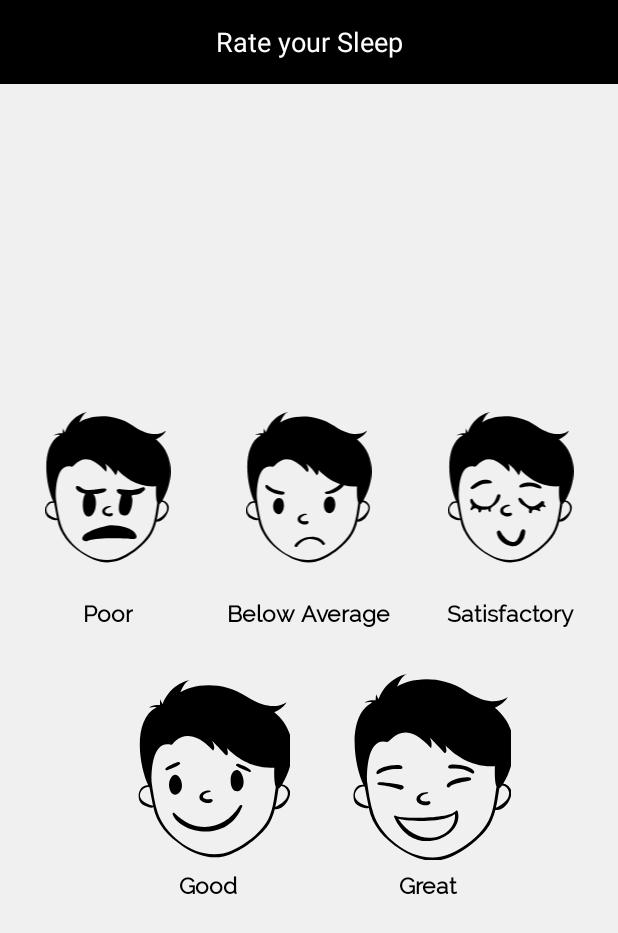
After one commit to sakets3010/NightNight, an Android app: the layout fragment_rating.xml on its own in the app's theme, with its tools: preview values and no code run, on a phone screen of 412 x 824 dp. The commit adds this screen. Shown: the top 933 px of the screen. Run offline under Robolectric (Android 15) with nearby library versions, the phone set to English and light mode, and no system bars.

```diff
--- a/app/src/main/java/com/example/nightnight/db/NightDao.kt
+++ b/app/src/main/java/com/example/nightnight/db/NightDao.kt
@@ -16,10 +16,10 @@ interface NightDao {
     suspend fun update(night: Night)
 
     @Query("SELECT * from Night WHERE id = :key")
-    fun getData(key: Long): Night?
+    suspend fun getData(key: Long): Night?
 
     @Query("SELECT * FROM Night ORDER BY id DESC LIMIT 1")
-    fun getLastNight(): Night?
+    suspend fun getLastNight(): Night?
 
 
     @Query("SELECT * FROM Night ORDER BY id DESC")
--- a/app/src/main/java/com/example/nightnight/util.kt
+++ b/app/src/main/java/com/example/nightnight/util.kt
@@ -15,15 +15,15 @@ fun convertDurationToFormatted(startTimeMilli: Long, endTimeMilli: Long, res: Re
     return when {
         durationMilli < ONE_MINUTE_MILLIS -> {
             val seconds = TimeUnit.SECONDS.convert(durationMilli, TimeUnit.MILLISECONDS)
-            res.getString(R.string.seconds_length, seconds, weekdayString)
+            "$seconds seconds"
         }
         durationMilli < ONE_HOUR_MILLIS -> {
             val minutes = TimeUnit.MINUTES.convert(durationMilli, TimeUnit.MILLISECONDS)
-            res.getString(R.string.minutes_length, minutes, weekdayString)
+            "$minutes minutes"
         }
         else -> {
             val hours = TimeUnit.HOURS.convert(durationMilli, TimeUnit.MILLISECONDS)
-            res.getString(R.string.hours_length, hours, weekdayString)
+            "$hours minutes"
         }
     }
 }
--- /dev/null
+++ b/app/src/main/res/layout/fragment_rating.xml
@@ -0,0 +1,141 @@
+<?xml version="1.0" encoding="utf-8"?>
+
+
+<androidx.constraintlayout.widget.ConstraintLayout xmlns:android="http://schemas.android.com/apk/res/android"
+    xmlns:app="http://schemas.android.com/apk/res-auto"
+    xmlns:tools="http://schemas.android.com/tools"
+    android:layout_width="match_parent"
+    android:layout_height="match_parent"
+    android:background="@color/colorFragmentBackground"
+    tools:context=".rating.RatingFragment">
+
+    <TextView
+        android:id="@+id/textView"
+        style="@style/TextToolbar"
+        android:layout_width="match_parent"
+        android:layout_height="?actionBarSize"
+        android:text="@string/rate_your_sleep"
+        android:textAlignment="center"
+        app:layout_constraintTop_toTopOf="parent" />
+
+    <ImageView
+        android:id="@+id/very_upset"
+        android:layout_width="125dp"
+        android:layout_height="125dp"
+        android:src="@drawable/ic_noun_very_upset"
+        app:layout_constraintBottom_toTopOf="@+id/happy"
+        app:layout_constraintEnd_toStartOf="@id/upset"
+        app:layout_constraintHorizontal_bias="0.5"
+        app:layout_constraintStart_toStartOf="parent"
+        app:layout_constraintTop_toBottomOf="@+id/textView"
+        app:layout_constraintVertical_chainStyle="packed" />
+
+    <TextView
+        android:layout_width="wrap_content"
+        android:layout_height="wrap_content"
+        android:fontFamily="@font/raleway"
+        android:text="@string/poor"
+        android:textColor="@color/colorBlack"
+        android:textSize="15sp"
+        android:textStyle="bold"
+        app:layout_constraintEnd_toEndOf="@id/very_upset"
+        app:layout_constraintStart_toStartOf="@id/very_upset"
+        app:layout_constraintTop_toBottomOf="@id/very_upset" />
+
+    <ImageView
+        android:id="@+id/upset"
+        android:layout_width="125dp"
+        android:layout_height="125dp"
+        android:src="@drawable/ic_noun_upset_875790"
+        app:layout_constraintBottom_toBottomOf="@id/very_upset"
+        app:layout_constraintEnd_toStartOf="@+id/satisfactory"
+        app:layout_constraintStart_toEndOf="@id/very_upset"
+        app:layout_constraintTop_toTopOf="@id/very_upset"
+        app:layout_constraintVertical_bias="0.0" />
+
+    <TextView
+        android:layout_width="wrap_content"
+        android:layout_height="wrap_content"
+        android:fontFamily="@font/raleway"
+        android:text="@string/below_average"
+        android:textColor="@color/colorBlack"
+        android:textSize="15sp"
+        android:textStyle="bold"
+        app:layout_constraintEnd_toEndOf="@id/upset"
+        app:layout_constraintStart_toStartOf="@id/upset"
+        app:layout_constraintTop_toBottomOf="@id/upset" />
+
+    <ImageView
+        android:id="@+id/satisfactory"
+        android:layout_width="125dp"
+        android:layout_height="125dp"
+        android:src="@drawable/ic_noun_glad_1043787"
+        app:layout_constraintBottom_toBottomOf="@id/very_upset"
+        app:layout_constraintEnd_toEndOf="parent"
+        app:layout_constraintStart_toEndOf="@id/upset"
+        app:layout_constraintTop_toTopOf="@id/very_upset" />
+
+    <TextView
+        android:layout_width="wrap_content"
+        android:layout_height="wrap_content"
+        android:fontFamily="@font/raleway"
+        android:text="@string/satisfactory"
+        android:textColor="@color/colorBlack"
+        android:textSize="15sp"
+        android:textStyle="bold"
+        app:layout_constraintEnd_toEndOf="@id/satisfactory"
+        app:layout_constraintStart_toStartOf="@id/satisfactory"
+        app:layout_constraintTop_toBottomOf="@id/satisfactory" />
+
+    <ImageView
+        android:id="@+id/happy"
+        android:layout_width="125dp"
+        android:layout_height="125dp"
+        android:layout_marginTop="48dp"
+        android:layout_marginEnd="16dp"
+        android:layout_marginBottom="32dp"
+        android:src="@drawable/ic_noun_amused_875789"
+        app:layout_constraintBottom_toBottomOf="parent"
+        app:layout_constraintEnd_toEndOf="@id/upset"
+        app:layout_constraintHorizontal_bias="0.5"
+        app:layout_constraintStart_toStartOf="@id/very_upset"
+        app:layout_constraintTop_toBottomOf="@+id/very_upset" />
+
+    <TextView
+        android:layout_width="wrap_content"
+        android:layout_height="wrap_content"
+        android:layout_marginStart="16dp"
+        android:layout_marginTop="8dp"
+        android:fontFamily="@font/raleway"
+        android:text="@string/good"
+        android:textColor="@color/colorBlack"
+        android:textSize="15sp"
+        android:textStyle="bold"
+        app:layout_constraintEnd_toEndOf="@id/happy"
+        app:layout_constraintStart_toStartOf="@id/happy"
+        app:layout_constraintTop_toBottomOf="@id/happy" />
+
+    <ImageView
+        android:id="@+id/very_happy"
+        android:layout_width="125dp"
+        android:layout_height="125dp"
+        android:src="@drawable/ic_noun_laugh_875791"
+        app:layout_constraintBottom_toBottomOf="@+id/happy"
+        app:layout_constraintEnd_toEndOf="parent"
+        app:layout_constraintStart_toStartOf="@id/upset"
+        app:layout_constraintTop_toTopOf="@+id/happy" />
+
+    <TextView
+        android:layout_width="wrap_content"
+        android:layout_height="wrap_content"
+        android:layout_marginStart="16dp"
+        android:layout_marginTop="8dp"
+        android:fontFamily="@font/raleway"
+        android:text="@string/great"
+        android:textColor="@color/colorBlack"
+        android:textSize="15sp"
+        android:textStyle="bold"
+        app:layout_constraintEnd_toEndOf="@id/very_happy"
+        app:layout_constraintStart_toStartOf="@id/very_happy"
+        app:layout_constraintTop_toBottomOf="@id/very_happy" />
+</androidx.constraintlayout.widget.ConstraintLayout>
--- a/build.gradle
+++ b/build.gradle
@@ -8,10 +8,11 @@ buildscript {
     dependencies {
         classpath "com.android.tools.build:gradle:4.1.1"
         classpath "org.jetbrains.kotlin:kotlin-gradle-plugin:$kotlin_version"
-        classpath 'com.google.gms:google-services:4.3.4'
-        classpath 'com.google.dagger:hilt-android-gradle-plugin:2.28-alpha'
+        classpath 'com.google.dagger:hilt-android-gradle-plugin:2.28.1-alpha'
         def nav_version = "2.3.0"
         classpath "androidx.navigation:navigation-safe-args-gradle-plugin:$nav_version"
+        classpath 'com.google.gms:google-services:4.3.4'
+
 
         // NOTE: Do not place your application dependencies here; they belong
         // in the individual module build.gradle files
```
Also changed, not shown: app/build.gradle (+7 -6 lines), app/src/main/java/com/example/nightnight/NightRepository.kt (+4 -17 lines), app/src/main/java/com/example/nightnight/db/NightDatabase.kt (+24 -2 lines), app/src/main/java/com/example/nightnight/di/DatabaseModule.kt (renamed from app/src/main/java/com/example/nightnight/DatabaseModule.kt, +12 -17 lines), app/src/main/java/com/example/nightnight/home/HomeFragment.kt (+18 -3 lines), app/src/main/java/com/example/nightnight/home/HomeViewModel.kt (+7 -9 lines), app/src/main/java/com/example/nightnight/rating/RatingFragment.kt (+18 -14 lines), app/src/main/java/com/example/nightnight/rating/RatingViewModel.kt (+6 -4 lines), app/src/main/res/layout/fragment_home.xml (+9 -8 lines), app/src/main/res/layout/rating_fragment.xml (deleted, +0 -142 lines), app/src/main/res/navigation/nav.xml (+3 -5 lines), 1 other file.
